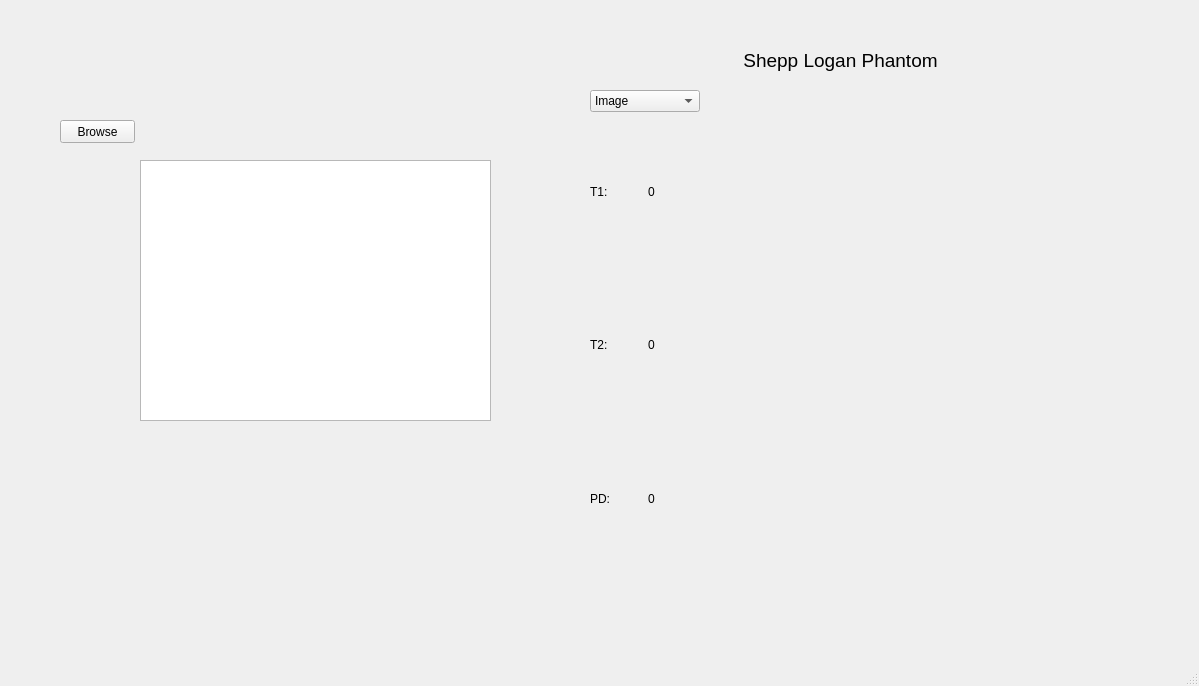
Above: mainWindow.ui from Abdelrahmanhassan1/MRI_Simulator_Python before the change. Below: the same form after it.
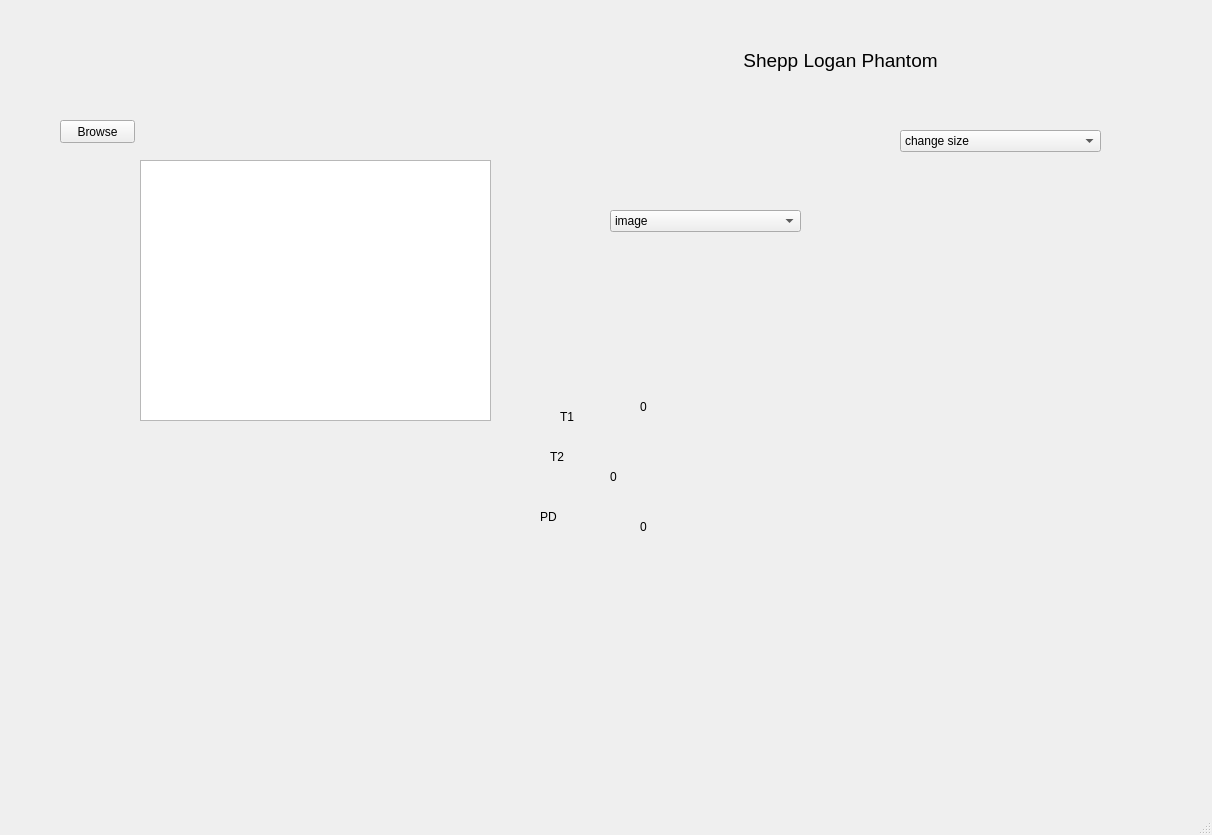
That is the form after the change. Custom widgets are drawn as their Qt base class.

Commit message: adding new phantom features

What changed in the file:
```diff
--- a/mainWindow.ui
+++ b/mainWindow.ui
@@ -6,8 +6,8 @@
    <rect>
     <x>0</x>
     <y>0</y>
-    <width>1199</width>
-    <height>686</height>
+    <width>1212</width>
+    <height>835</height>
    </rect>
   </property>
   <property name="windowTitle">
@@ -37,123 +37,6 @@
      <string>Browse</string>
     </property>
    </widget>
-   <widget class="QWidget" name="layoutWidget">
-    <property name="geometry">
-     <rect>
-      <x>590</x>
-      <y>90</y>
-      <width>587</width>
-      <height>482</height>
-     </rect>
-    </property>
-    <layout class="QHBoxLayout" name="horizontalLayout_4">
-     <item>
-      <layout class="QVBoxLayout" name="verticalLayout_2">
-       <item>
-        <widget class="QComboBox" name="comboBox">
-         <item>
-          <property name="text">
-           <string>Image</string>
-          </property>
-         </item>
-         <item>
-          <property name="text">
-           <string>T1 Weighted</string>
-          </property>
-         </item>
-         <item>
-          <property name="text">
-           <string>T2 Weighted</string>
-          </property>
-         </item>
-         <item>
-          <property name="text">
-           <string>Proton Density</string>
-          </property>
-         </item>
-        </widget>
-       </item>
-       <item>
-        <layout class="QVBoxLayout" name="verticalLayout_14">
-         <item>
-          <layout class="QHBoxLayout" name="horizontalLayout_8">
-           <item>
-            <widget class="QLabel" name="label">
-             <property name="text">
-              <string>T1:</string>
-             </property>
-            </widget>
-           </item>
-           <item>
-            <widget class="QLabel" name="label_4">
-             <property name="text">
-              <string>0</string>
-             </property>
-            </widget>
-           </item>
-          </layout>
-         </item>
-         <item>
-          <layout class="QHBoxLayout" name="horizontalLayout_9">
-           <item>
-            <widget class="QLabel" name="label_2">
-             <property name="text">
-              <string>T2:</string>
-             </property>
-            </widget>
-           </item>
-           <item>
-            <widget class="QLabel" name="label_5">
-             <property name="text">
-              <string>0</string>
-             </property>
-            </widget>
-           </item>
-          </layout>
-         </item>
-         <item>
-          <layout class="QHBoxLayout" name="horizontalLayout_10">
-           <item>
-            <widget class="QLabel" name="label_3">
-             <property name="text">
-              <string>PD:</string>
-             </property>
-            </widget>
-           </item>
-           <item>
-            <widget class="QLabel" name="label_6">
-             <property name="text">
-              <string>0</string>
-             </property>
-            </widget>
-           </item>
-          </layout>
-         </item>
-        </layout>
-       </item>
-      </layout>
-     </item>
-     <item>
-      <widget class="QLabel" name="phantom_image_label">
-       <property name="minimumSize">
-        <size>
-         <width>480</width>
-         <height>480</height>
-        </size>
-       </property>
-       <property name="maximumSize">
-        <size>
-         <width>480</width>
-         <height>480</height>
-        </size>
-       </property>
-       <property name="text">
-        <string/>
-       </property>
-      </widget>
-     </item>
-    </layout>
-   </widget>
    <widget class="QLabel" name="label_7">
     <property name="geometry">
      <rect>
@@ -175,6 +58,157 @@
      <set>Qt::AlignCenter</set>
     </property>
    </widget>
+   <widget class="QLabel" name="label">
+    <property name="geometry">
+     <rect>
+      <x>560</x>
+      <y>410</y>
+      <width>47</width>
+      <height>13</height>
+     </rect>
+    </property>
+    <property name="text">
+     <string>T1</string>
+    </property>
+   </widget>
+   <widget class="QLabel" name="label_2">
+    <property name="geometry">
+     <rect>
+      <x>550</x>
+      <y>450</y>
+      <width>47</width>
+      <height>13</height>
+     </rect>
+    </property>
+    <property name="text">
+     <string>T2</string>
+    </property>
+   </widget>
+   <widget class="QLabel" name="label_3">
+    <property name="geometry">
+     <rect>
+      <x>540</x>
+      <y>510</y>
+      <width>47</width>
+      <height>13</height>
+     </rect>
+    </property>
+    <property name="text">
+     <string>PD</string>
+    </property>
+   </widget>
+   <widget class="QLabel" name="label_4">
+    <property name="geometry">
+     <rect>
+      <x>640</x>
+      <y>400</y>
+      <width>47</width>
+      <height>13</height>
+     </rect>
+    </property>
+    <property name="text">
+     <string>0</string>
+    </property>
+   </widget>
+   <widget class="QLabel" name="label_5">
+    <property name="geometry">
+     <rect>
+      <x>610</x>
+      <y>470</y>
+      <width>47</width>
+      <height>13</height>
+     </rect>
+    </property>
+    <property name="text">
+     <string>0</string>
+    </property>
+   </widget>
+   <widget class="QLabel" name="label_6">
+    <property name="geometry">
+     <rect>
+      <x>640</x>
+      <y>520</y>
+      <width>47</width>
+      <height>13</height>
+     </rect>
+    </property>
+    <property name="text">
+     <string>0</string>
+    </property>
+   </widget>
+   <widget class="QLabel" name="phantom_image_label">
+    <property name="geometry">
+     <rect>
+      <x>740</x>
+      <y>250</y>
+      <width>281</width>
+      <height>211</height>
+     </rect>
+    </property>
+    <property name="text">
+     <string/>
+    </property>
+   </widget>
+   <widget class="QComboBox" name="comboBox">
+    <property name="geometry">
+     <rect>
+      <x>610</x>
+      <y>210</y>
+      <width>191</width>
+      <height>22</height>
+     </rect>
+    </property>
+    <item>
+     <property name="text">
+      <string>image</string>
+     </property>
+    </item>
+    <item>
+     <property name="text">
+      <string>t1 </string>
+     </property>
+    </item>
+    <item>
+     <property name="text">
+      <string>t2</string>
+     </property>
+    </item>
+    <item>
+     <property name="text">
+      <string>t3</string>
+     </property>
+    </item>
+   </widget>
+   <widget class="QComboBox" name="comboBox_2">
+    <property name="geometry">
+     <rect>
+      <x>900</x>
+      <y>130</y>
+      <width>201</width>
+      <height>22</height>
+     </rect>
+    </property>
+    <item>
+     <property name="text">
+      <string>change size</string>
+     </property>
+    </item>
+    <item>
+     <property name="text">
+      <string>size 1</string>
+     </property>
+    </item>
+    <item>
+     <property name="text">
+      <string>size 2</string>
+     </property>
+    </item>
+    <item>
+     <property name="text">
+      <string>size 3</string>
+     </property>
+    </item>
+   </widget>
   </widget>
   <widget class="QMenuBar" name="menubar">
    <property name="geometry">
```
Left out of the diff: 2 changed lines with no effect on the pictures. The commit also changes 11 other files.
